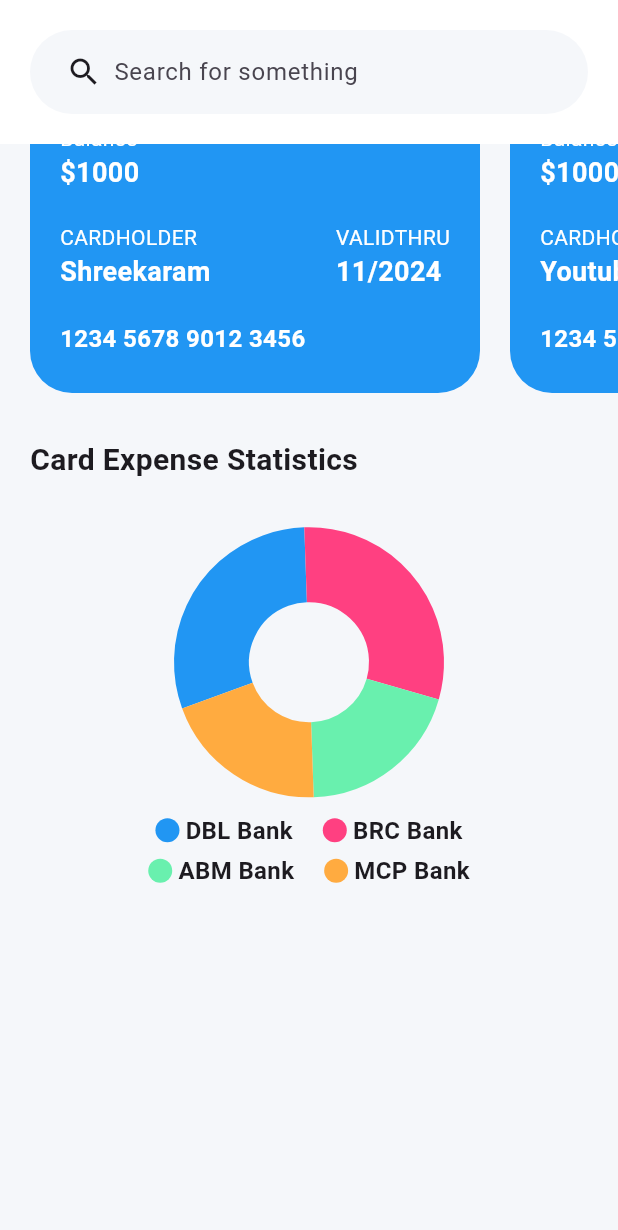
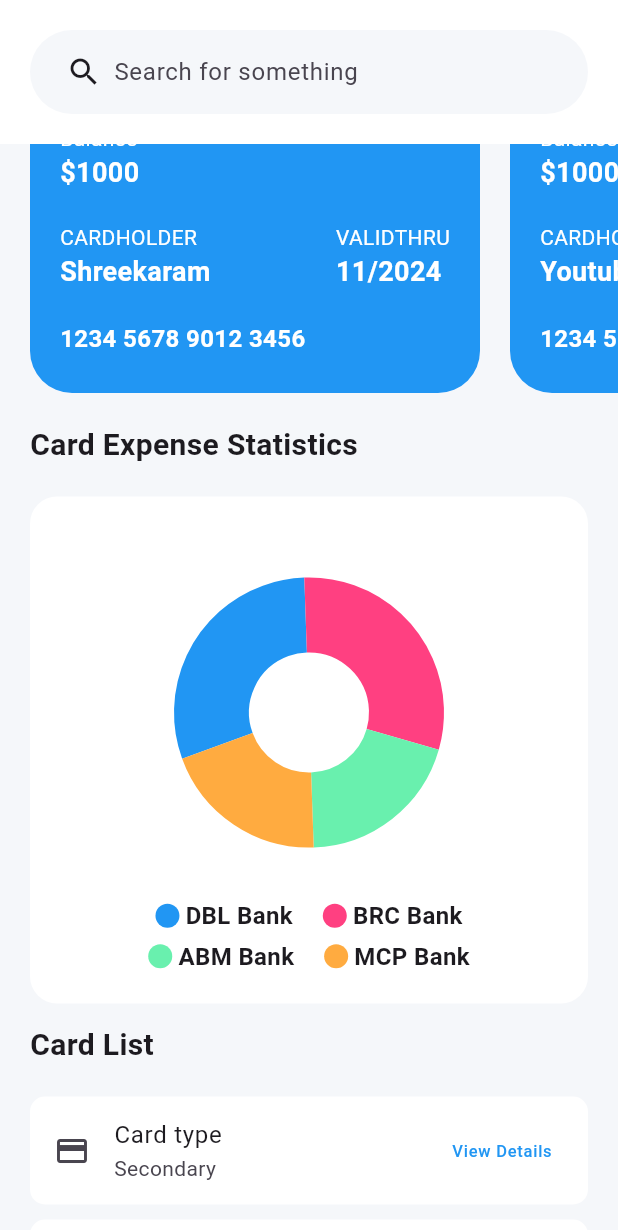
Before and after one commit to shreekaramhq/bankdash, a Flutter app: the CreditCardsScreen screen opened by its route, scrolled down 156 dp, on a phone screen of 412 x 824 dp, the part 6-1236 px from its top. Run offline on Flutter 3.47's test engine with Material 3 defaults, Android fonts, the phone set to English and light mode, and no system bars; drawn by our look-alikes of fl_chart; our stand-ins replace flutter_layout_grid, go_router, responsive_framework.

Commit message:
feat: add card list widget

```diff
--- a/lib/modules/cards/barrel.dart
+++ b/lib/modules/cards/barrel.dart
@@ -2,3 +2,4 @@ export "presentation/cards_slider.dart";
 export "presentation/cards_list_view.dart";
 export 'presentation/cards_viewer.dart';
 export 'presentation/card_expense_statistics.dart';
+export 'presentation/card_list.dart';
--- a/lib/modules/cards/presentation/card_expense_statistics.dart
+++ b/lib/modules/cards/presentation/card_expense_statistics.dart
@@ -74,6 +74,7 @@ class CardExpenseStatistics extends StatelessWidget {
   Widget build(BuildContext context) {
     return Column(
       crossAxisAlignment: CrossAxisAlignment.start,
+      mainAxisAlignment: MainAxisAlignment.start,
       children: [
         const Text(
           "Card Expense Statistics",
@@ -83,10 +84,20 @@ class CardExpenseStatistics extends StatelessWidget {
           ),
         ),
         const SizedBox(height: 20),
-        Expanded(
-          child: Center(
+        Container(
+          decoration: const BoxDecoration(
+            borderRadius: BorderRadius.all(Radius.circular(18)),
+            color: Colors.white,
+          ),
+          padding: const EdgeInsets.symmetric(vertical: 20),
+          child: Expanded(
+            child: Column(
+              mainAxisAlignment: MainAxisAlignment.start,
+              children: [
+                Container(
+                  color: Colors.white,
                   child: AspectRatio(
-              aspectRatio: 1,
+                    aspectRatio: 1.5,
                     child: PieChart(
                       PieChartData(
                         borderData: FlBorderData(
@@ -100,10 +111,7 @@ class CardExpenseStatistics extends StatelessWidget {
                     ),
                   ),
                 ),
-        ),
                 const Column(
-          mainAxisAlignment: MainAxisAlignment.center,
-          crossAxisAlignment: CrossAxisAlignment.center,
                   children: <Widget>[
                     Row(
                       mainAxisAlignment: MainAxisAlignment.center,
@@ -143,6 +151,10 @@ class CardExpenseStatistics extends StatelessWidget {
                   ],
                 ),
               ],
+            ),
+          ),
+        ),
+      ],
     );
   }
 }
--- /dev/null
+++ b/lib/modules/cards/presentation/card_list.dart
@@ -0,0 +1,76 @@
+import 'package:flutter/material.dart';
+
+class CardList extends StatelessWidget {
+  const CardList({super.key});
+
+  @override
+  Widget build(BuildContext context) {
+    return Column(
+      crossAxisAlignment: CrossAxisAlignment.start,
+      children: [
+        const Text(
+          "Card List",
+          style: TextStyle(
+            fontSize: 20,
+            fontWeight: FontWeight.bold,
+          ),
+        ),
+        const SizedBox(height: 20),
+        ListView(
+          shrinkWrap: true,
+          physics: const NeverScrollableScrollPhysics(),
+          padding: EdgeInsets.zero,
+          children: [
+            ListTile(
+              tileColor: Colors.white,
+              shape: RoundedRectangleBorder(
+                borderRadius: BorderRadius.circular(10),
+              ),
+              title: const Text("Card type"),
+              subtitle: const Text("Secondary"),
+              leading: const Icon(Icons.credit_card),
+              trailing: const Text(
+                "View Details",
+                style: TextStyle(
+                  color: Colors.blue,
+                ),
+              ),
+            ),
+            const SizedBox(height: 10),
+            ListTile(
+              tileColor: Colors.white,
+              shape: RoundedRectangleBorder(
+                borderRadius: BorderRadius.circular(10),
+              ),
+              title: const Text("Card type"),
+              subtitle: const Text("Secondary"),
+              leading: const Icon(Icons.credit_card),
+              trailing: const Text(
+                "View Details",
+                style: TextStyle(
+                  color: Colors.blue,
+                ),
+              ),
+            ),
+            const SizedBox(height: 10),
+            ListTile(
+              tileColor: Colors.white,
+              shape: RoundedRectangleBorder(
+                borderRadius: BorderRadius.circular(10),
+              ),
+              title: const Text("Card type"),
+              subtitle: const Text("Secondary"),
+              leading: const Icon(Icons.credit_card),
+              trailing: const Text(
+                "View Details",
+                style: TextStyle(
+                  color: Colors.blue,
+                ),
+              ),
+            ),
+          ],
+        ),
+      ],
+    );
+  }
+}
--- a/lib/navigation/screens/credit_cards_screen.dart
+++ b/lib/navigation/screens/credit_cards_screen.dart
@@ -53,9 +53,16 @@ class CreditCardsScreen extends StatelessWidget {
             SliverToBoxAdapter(
               child: Container(
                 margin:
-                    const EdgeInsets.symmetric(vertical: 30, horizontal: 20),
-                height: 300,
+                    const EdgeInsets.symmetric(vertical: 20, horizontal: 20),
+                height: 380,
                 child: const CardExpenseStatistics(),
+              ),
+            ),
+            SliverToBoxAdapter(
+              child: Container(
+                margin: const EdgeInsets.symmetric(horizontal: 20)
+                    .copyWith(bottom: 30),
+                child: const CardList(),
               ),
             ),
           ],
```
Lines whose indentation alone changed are shown as unchanged.
